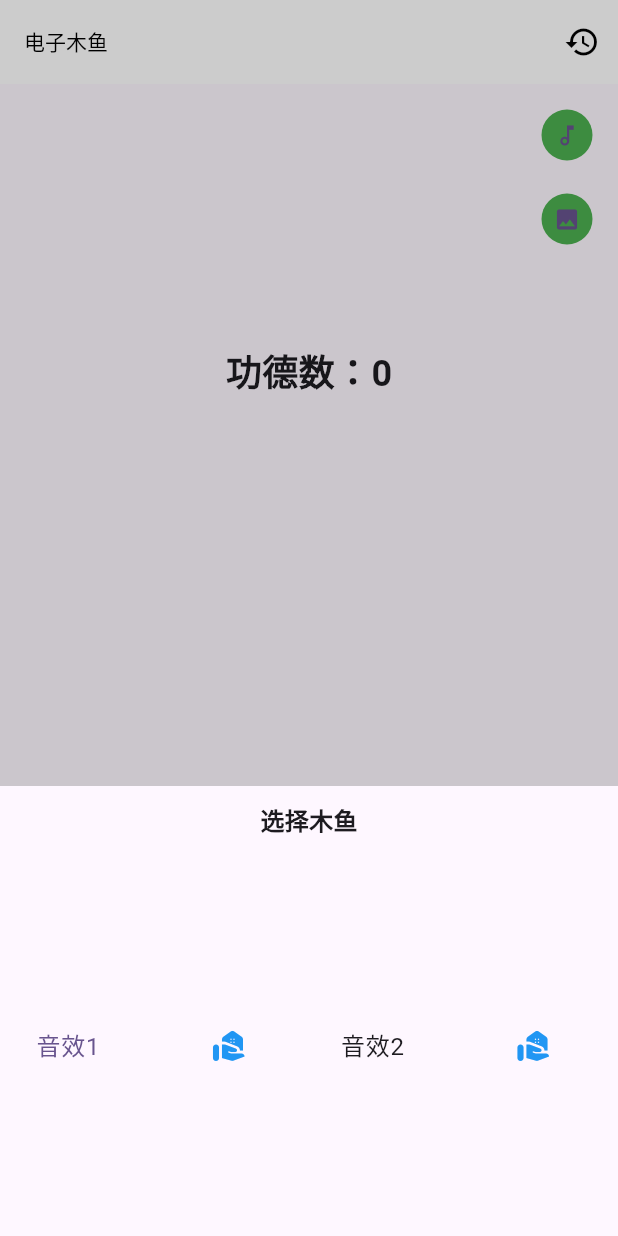
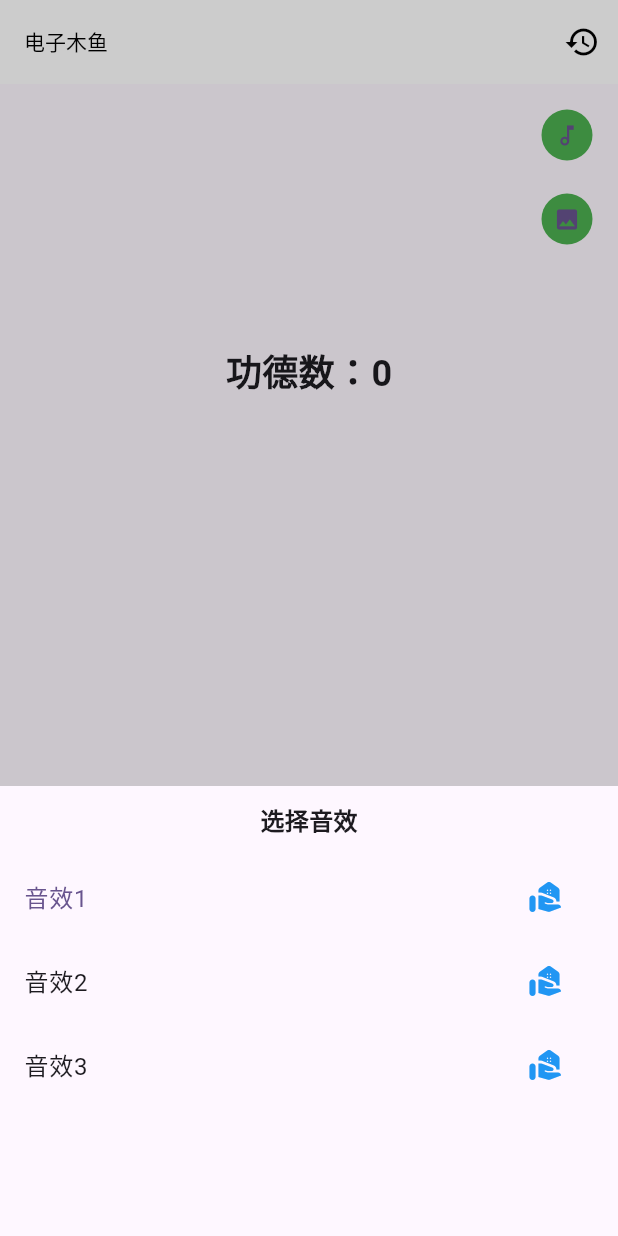
Before and after one commit to clg0118/flutter_first_station, a Flutter app: the screen it shows after launch, after a tap on the "music note" icon, on a phone screen of 412 x 824 dp. Run offline on Flutter 3.47's test engine with Material 2 defaults, Android fonts, the light colour scheme and no system bars; missing offline and left inert: flame_audio.

Commit message:
历史记录功能提交

```diff
--- /dev/null
+++ b/lib/muyu/models/merit_record.dart
@@ -0,0 +1,9 @@
+class MeritRecord {
+  final String id;
+  final int timestamp;
+  final int value;
+  final String image;
+  final String audio;
+
+  MeritRecord(this.id, this.timestamp, this.value, this.image, this.audio);
+}
--- a/lib/muyu/muyu_page.dart
+++ b/lib/muyu/muyu_page.dart
@@ -8,8 +8,11 @@ import 'package:flutter_first_station/muyu/count_panel.dart';
 import 'package:flutter_first_station/muyu/models/audio_option.dart';
 import 'package:flutter_first_station/muyu/muyu_image.dart';
 import 'package:flutter_first_station/muyu/options/select_image.dart';
+import 'package:flutter_first_station/muyu/record_history.dart';
+import 'package:uuid/uuid.dart';
 
 import 'models/image_option.dart';
+import 'models/merit_record.dart';
 import 'muyu_app_bar.dart';
 import 'options/select_audio.dart';
 
@@ -21,8 +24,11 @@ class MuyuPage extends StatefulWidget {
 }
 
 class _MuyuPageState extends State<MuyuPage> {
+  final Uuid uuid = const Uuid();
+
   int _counter = 0;
   int _cruValue = 0;
+  MeritRecord? _cruRecord;
   final Random _random = Random();
 
   AudioPool? _audioPool;
@@ -56,13 +62,16 @@ class _MuyuPageState extends State<MuyuPage> {
   ];
   int _activeAudioIndex = 0;
 
-  void _onSelectAudio(int value) {
+  void _onSelectAudio(int value) async {
     Navigator.of(context).pop();
     if (value == _activeAudioIndex) return;
-    setState(() {
-      _activeAudioIndex = value;
-    });
+    _activeAudioIndex = value;
+    _audioPool = await FlameAudio.createPool(activeAudio, maxPlayers: 1);
   }
+
+  String get activeAudio => audioOptions[_activeAudioIndex].src;
+
+  final List<MeritRecord> _records = [];
 
   @override
   void initState() {
@@ -73,7 +82,7 @@ class _MuyuPageState extends State<MuyuPage> {
   @override
   Widget build(BuildContext context) {
     return Scaffold(
-      appBar: const MuyuAppBar(
+      appBar: MuyuAppBar(
         onTapHistory: _toHistory,
       ),
       body: Column(
@@ -88,7 +97,7 @@ class _MuyuPageState extends State<MuyuPage> {
               alignment: Alignment.topCenter,
               children: [
                 MuyuAssetsImage(image: activeImage, onTap: _onKnock),
-                if (_cruValue != 0) AnimateText(text: '功德+$_cruValue')
+                if (_cruRecord != null) AnimateText(record: _cruRecord!)
               ],
             ),
           ),
@@ -96,7 +105,15 @@ class _MuyuPageState extends State<MuyuPage> {
       ),
     );
   }
-
+  void _toHistory() {
+    Navigator.of(context).push(
+      MaterialPageRoute(
+        builder: (_) => RecordHistory(
+          records: _records.reversed.toList(),
+        ),
+      ),
+    );
+  }
   void _onTapSwitchAudio() {
     showCupertinoModalPopup(
         context: context,
@@ -129,8 +146,10 @@ class _MuyuPageState extends State<MuyuPage> {
     setState(() {
       _cruValue = knockValue;
       _counter += _cruValue;
+      String id = uuid.v4();
+      _cruRecord = MeritRecord(id, DateTime.now().millisecondsSinceEpoch,
+          _cruValue, activeImage, audioOptions[_activeAudioIndex].name);
+      _records.add(_cruRecord!);
     });
   }
 }
-
-void _toHistory() {}
--- a/lib/muyu/options/select_audio.dart
+++ b/lib/muyu/options/select_audio.dart
@@ -32,20 +32,9 @@ class AudioOptionPanel extends StatelessWidget {
               Container(
                 height: 46,
                 alignment: Alignment.center,
-                child: const Text('选择木鱼', style: labelStyle),
+                child: const Text('选择音效', style: labelStyle),
               ),
-              Expanded(
-                child: Padding(
-                  padding: padding,
-                  child: Row(
-                    children: [
-                      Expanded(child: _buildByIndex(0)),
-                      const SizedBox(width: 10),
-                      Expanded(child: _buildByIndex(1)),
-                    ],
-                  ),
-                ),
-              )
+              ...List.generate(audioOptions.length, _buildByIndex)
             ],
           )),
     );
--- a/pubspec.yaml
+++ b/pubspec.yaml
@@ -47,6 +47,8 @@ dev_dependencies:
   # package. See that file for information about deactivating specific lint
   # rules and activating additional ones.
   flutter_lints: ^2.0.0
+  uuid: ^3.0.7
+  intl: ^0.18.1
 
 # For information on the generic Dart part of this file, see the
 # following page: https://dart.dev/tools/pub/pubspec
```
Also changed, not shown: lib/muyu/animate_text.dart (+8 -4 lines), lib/muyu/record_history.dart (added, +48 -0 lines), pubspec.lock.
